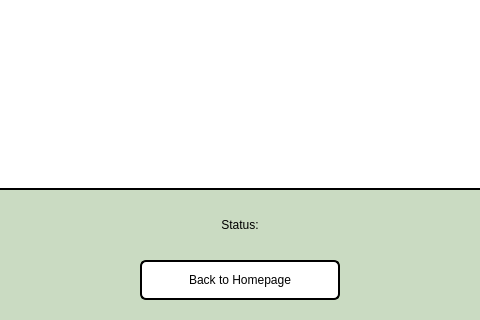
The window that analyzereport.ui (aasishhumagain/BudgetBuddy) describes before a commit, drawn with Qt 5; both pictures show x 300 to 780 and y 400 to 720 of the 1080 by 720 pixel window.
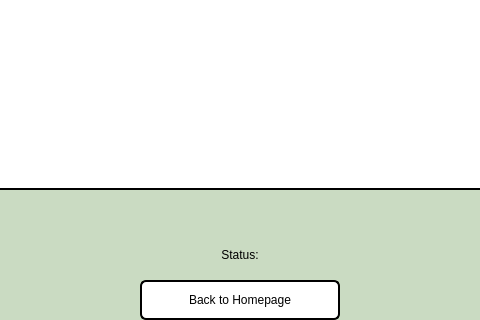
The same window after the commit.

What changed in the file:
```diff
--- a/analyzereport.ui
+++ b/analyzereport.ui
@@ -213,20 +213,40 @@
     <enum>QFrame::Shadow::Raised</enum>
    </property>
   </widget>
+
+  <!-- Hover Info Label -->
+  <widget class="QLabel" name="labelHoverInfo">
+   <property name="geometry">
+    <rect>
+     <x>390</x>
+     <y>600</y>
+     <width>300</width>
+     <height>30</height>
+    </rect>
+   </property>
+   <property name="styleSheet">
+    <string notr="true">font: 600 11pt "Segoe UI"; color: rgb(0, 85, 127);</string>
+   </property>
+   <property name="alignment">
+    <set>Qt::AlignCenter</set>
+   </property>
+   <property name="text">
+    <string/>
+   </property>
+  </widget>
+
+  <!-- Warning Label -->
   <widget class="QLabel" name="labelWarnings">
    <property name="geometry">
     <rect>
      <x>440</x>
-     <y>610</y>
+     <y>640</y>
      <width>200</width>
      <height>30</height>
     </rect>
    </property>
    <property name="styleSheet">
-    <string notr="true">
-     font: 600 11pt &quot;Segoe UI&quot;;
-     color: rgb(0, 0, 0);
-    </string>
+    <string notr="true">font: 600 11pt "Segoe UI"; color: black;</string>
    </property>
    <property name="text">
     <string>Status:</string>
@@ -239,19 +259,13 @@
    <property name="geometry">
     <rect>
      <x>440</x>
-     <y>660</y>
+     <y>680</y>
      <width>200</width>
      <height>40</height>
     </rect>
    </property>
    <property name="styleSheet">
-    <string notr="true">
-     font: 600 12pt &quot;Segoe UI&quot;;
-     color: rgb(0, 0, 0);
-     background: white;
-     border: 2px solid black;
-     border-radius: 6px;
-    </string>
+    <string notr="true">font: 600 12pt "Segoe UI"; color: black; background: white; border: 2px solid black; border-radius: 6px;</string>
    </property>
    <property name="text">
     <string>Back to Homepage</string>
```
Left out of the diff: 79 changed lines with no effect on the pictures.
